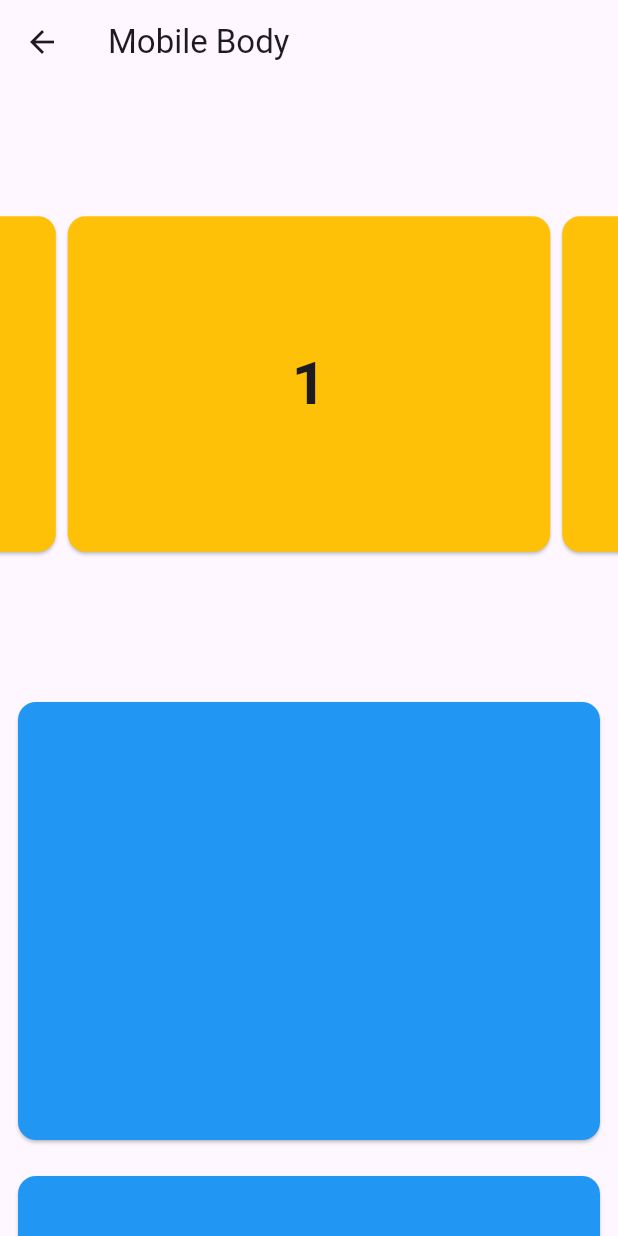
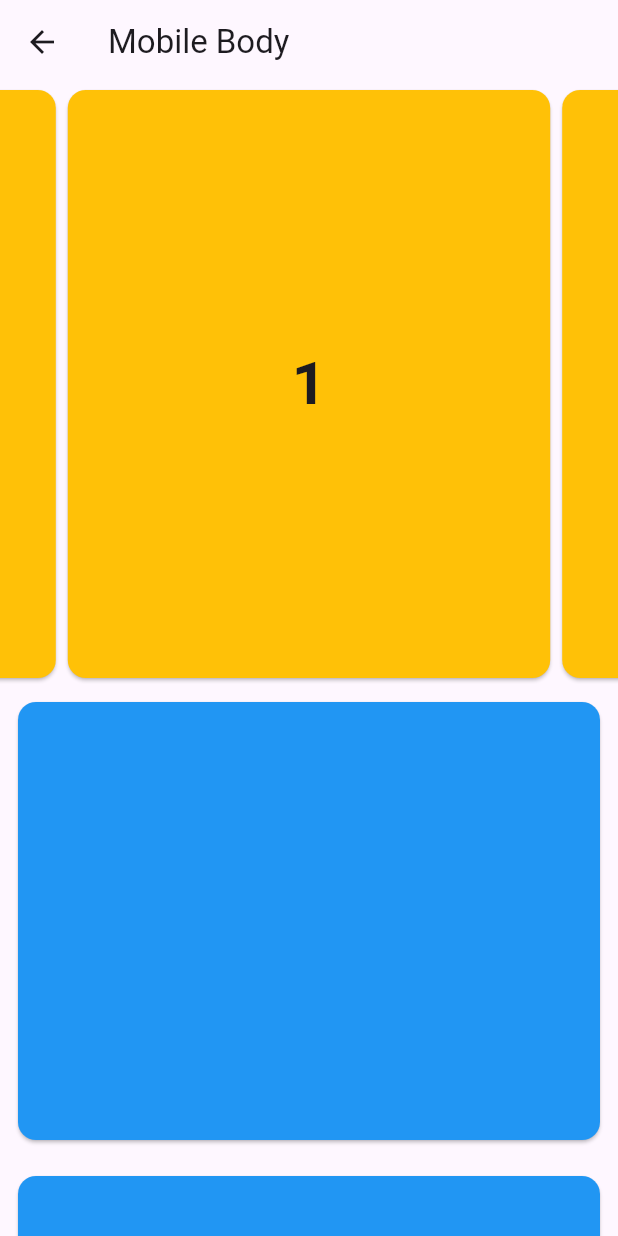
Before and after one commit to Bronziel/halfbaked, a Flutter app: the screen it shows after launch, after a tap on "View Recipe", on a phone screen of 412 x 824 dp. Run offline on Flutter 3.47's test engine with Material 3 defaults, Android fonts, the phone set to English and light mode, and no system bars; drawn by our look-alikes of carousel_slider.

Commit message:
more caro

```diff
--- a/lib/components/carousell/caro_mobile.dart
+++ b/lib/components/carousell/caro_mobile.dart
@@ -21,7 +21,7 @@ class CaroMobile extends StatelessWidget {
             number: '3',
           )
         ],
-        options: CarouselOptions(),
+        options: CarouselOptions(height: double.infinity),
       ),
     );
   }
@@ -37,8 +37,6 @@ class CaroItemMobile extends StatelessWidget {
   @override
   Widget build(BuildContext context) {
     return SizedBox(
-      height: 200,
-      width: double.infinity,
       child: Card(
         color: Colors.amber,
         child: Center(
```
